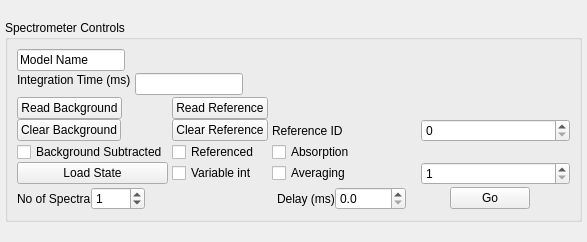
Qt form nplab/instrument/spectrometer/spectrometer_controls.ui (nanophotonics/nplab) before a commit.
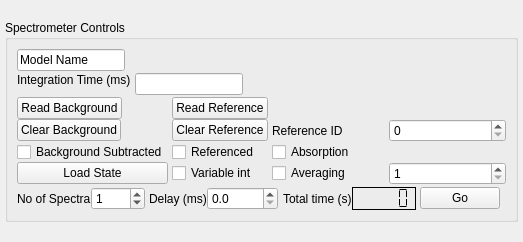
The same form after that commit.

Commit message: adding a total time counter

The edit to the form file:
```diff
--- a/nplab/instrument/spectrometer/spectrometer_controls.ui
+++ b/nplab/instrument/spectrometer/spectrometer_controls.ui
@@ -6,7 +6,7 @@
    <rect>
     <x>0</x>
     <y>0</y>
-    <width>587</width>
+    <width>523</width>
     <height>242</height>
    </rect>
   </property>
@@ -371,6 +371,31 @@
             </property>
            </spacer>
           </item>
+          <item>
+           <widget class="QLabel" name="label_4">
+            <property name="text">
+             <string>Total time (s)</string>
+            </property>
+           </widget>
+          </item>
+          <item>
+           <widget class="QLCDNumber" name="time_total_lcdNumber">
+            <property name="font">
+             <font>
+              <kerning>true</kerning>
+             </font>
+            </property>
+            <property name="frameShape">
+             <enum>QFrame::Box</enum>
+            </property>
+            <property name="frameShadow">
+             <enum>QFrame::Plain</enum>
+            </property>
+            <property name="segmentStyle">
+             <enum>QLCDNumber::Flat</enum>
+            </property>
+           </widget>
+          </item>
          </layout>
         </item>
         <item row="0" column="2">
```
The commit also changes 1 other file.
